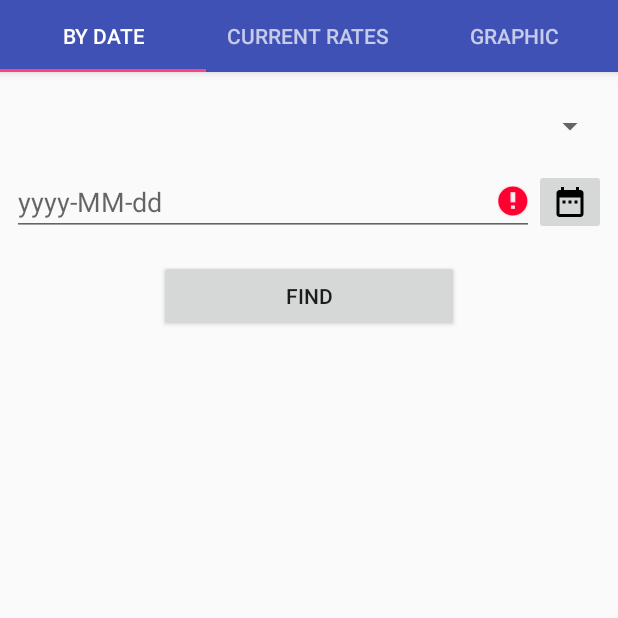
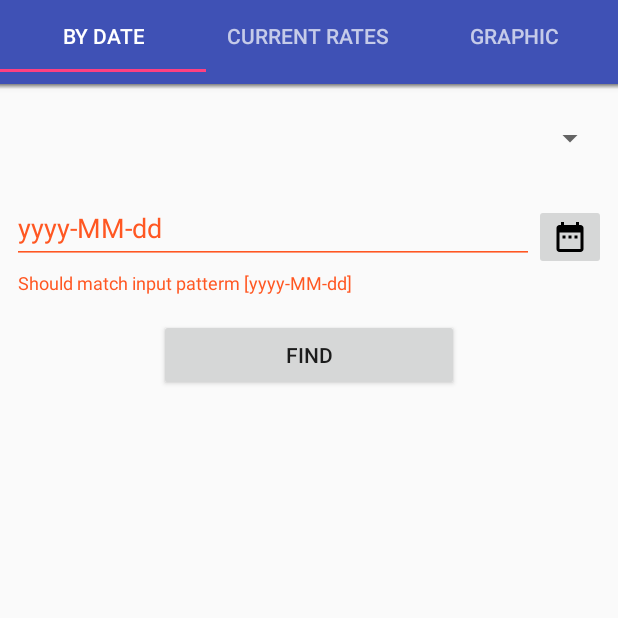
Before and after one commit to IamEgor/NBRB, an Android app: the MainActivity screen opened directly, with no data from a screen before it, after a tap on "FIND", on a phone screen of 412 x 824 dp, the top half of it. Run offline under Robolectric (Android 15) with nearby library versions, the phone set to English and light mode, and no system bars; libraries missing offline, so code that uses them is left out: com.github.mikephil.charting, com.wdullaer.materialdatetimepicker, org.ksoap2, org.ksoap2.serialization, org.ksoap2.transport; plain views replace AVLoadingIndicatorView; 15 statements that could not run were skipped.

Commit message:
Мелкие исправления

```diff
--- a/app/src/main/java/com/example/yegor/nbrb/activities/MainActivity.java
+++ b/app/src/main/java/com/example/yegor/nbrb/activities/MainActivity.java
@@ -19,7 +19,7 @@ public class MainActivity extends AppCompatActivity {
     @Override
     protected void onCreate(Bundle savedInstanceState) {
         super.onCreate(savedInstanceState);
-        setContentView(R.layout.activity_main2);
+        setContentView(R.layout.activity_main);
 
         //Toolbar toolbar = (Toolbar) findViewById(R.id.toolbar);
         //setSupportActionBar(toolbar);
--- a/app/src/main/java/com/example/yegor/nbrb/fragments/AbstractRatesFragment.java
+++ b/app/src/main/java/com/example/yegor/nbrb/fragments/AbstractRatesFragment.java
@@ -53,6 +53,8 @@ public abstract class AbstractRatesFragment<T> extends Fragment implements
 
     protected abstract void onFailure(Exception e);
 
+    protected abstract void setStatus(Status stutus);
+
     protected enum Status {
         LOADING, OK, FAILED
     }
--- a/app/src/main/java/com/example/yegor/nbrb/fragments/CurrentRatesFragment.java
+++ b/app/src/main/java/com/example/yegor/nbrb/fragments/CurrentRatesFragment.java
@@ -84,6 +84,7 @@ public class CurrentRatesFragment extends AbstractRatesFragment<List<DailyExRate
         adapter.setModels(new ArrayList<>(0));
     }
 
+    @Override
     protected void setStatus(Status status) {
 
         switch (status) {
--- a/app/src/main/java/com/example/yegor/nbrb/fragments/RateByDateFragment.java
+++ b/app/src/main/java/com/example/yegor/nbrb/fragments/RateByDateFragment.java
@@ -2,6 +2,7 @@ package com.example.yegor.nbrb.fragments;
 
 import android.os.Bundle;
 import android.support.annotation.Nullable;
+import android.support.design.widget.TextInputLayout;
 import android.support.v4.content.Loader;
 import android.support.v7.widget.AppCompatEditText;
 import android.support.v7.widget.AppCompatSpinner;
@@ -34,6 +35,7 @@ public class RateByDateFragment extends AbstractRatesFragment<DailyExRatesOnDate
 
     private AppCompatSpinner spinner;
     private AppCompatEditText editText;
+    private TextInputLayout inputLayout;
 
     private View cv, loadingView;
     private TextView errorMessage;
@@ -55,6 +57,8 @@ public class RateByDateFragment extends AbstractRatesFragment<DailyExRatesOnDate
 
         spinner = (AppCompatSpinner) rootView.findViewById(R.id.pick_currency);
         editText = (AppCompatEditText) rootView.findViewById(R.id.date);
+        inputLayout = (TextInputLayout) rootView.findViewById(R.id.inputLayout);
+
 
         cv = rootView.findViewById(R.id.cv);
         loadingView = rootView.findViewById(R.id.loading_view);
@@ -64,6 +68,7 @@ public class RateByDateFragment extends AbstractRatesFragment<DailyExRatesOnDate
         rate = (TextView) rootView.findViewById(R.id.rate);
 
         rootView.findViewById(R.id.pick_date).setOnClickListener((view) -> {
+                    inputLayout.setError(null);
                     Calendar now = Calendar.getInstance();
                     DatePickerDialog dpd = DatePickerDialog.newInstance(
                             RateByDateFragment.this,
@@ -78,7 +83,7 @@ public class RateByDateFragment extends AbstractRatesFragment<DailyExRatesOnDate
 
         rootView.findViewById(R.id.find).setOnClickListener(v -> {
             if (!editText.getText().toString().matches("\\d{4}-\\d{2}-\\d{2}"))
-                editText.setError(String.format("Should match input patterm [%s]",
+                inputLayout.setError(String.format("Should match input patterm [%s]",
                         getString(R.string.input_date_pattern)));
             else
                 restartLoader();
@@ -137,7 +142,8 @@ public class RateByDateFragment extends AbstractRatesFragment<DailyExRatesOnDate
         setStatus(Status.FAILED);
     }
 
-    private void setStatus(Status status) {
+    @Override
+    protected void setStatus(Status status) {
         switch (status) {
             case LOADING:
                 cv.setVisibility(View.GONE);
--- a/app/src/main/java/com/example/yegor/nbrb/fragments/RatesGraphicFragment.java
+++ b/app/src/main/java/com/example/yegor/nbrb/fragments/RatesGraphicFragment.java
@@ -76,12 +76,6 @@ public class RatesGraphicFragment extends AbstractRatesFragment<List<ExRatesDynM
         spinner = (AppCompatSpinner) rootView.findViewById(R.id.pick_currency);
         fullscreen = (AppCompatImageButton) rootView.findViewById(R.id.fullscreen);
 
-        (new InstallAdapter()).execute();
-
-        spinner.setOnItemSelectedListener(this);
-
-        rootView.findViewById(R.id.retry_btn).setOnClickListener((v -> restartLoader()));
-
         Calendar calendar = Calendar.getInstance();
         toDate.setTag(calendar.getTimeInMillis());
         toDate.setText(String.format(getString(R.string.from_date),
@@ -95,7 +89,10 @@ public class RatesGraphicFragment extends AbstractRatesFragment<List<ExRatesDynM
         toDate.setOnClickListener(this);
         fullscreen.setOnClickListener(this);
 
-        restartLoader();
+        (new InstallAdapter()).execute();
+
+        spinner.setOnItemSelectedListener(this);
+        rootView.findViewById(R.id.retry_btn).setOnClickListener((v -> restartLoader()));
 
         return rootView;
     }
@@ -165,6 +162,9 @@ public class RatesGraphicFragment extends AbstractRatesFragment<List<ExRatesDynM
 
         Bundle bundle = new Bundle();
 
+        Utils.log(spinner);
+        Utils.log(spinner.getSelectedItem());
+
         bundle.putString(ABBR, ((SpinnerModel) spinner.getSelectedItem()).getAbbr());
         bundle.putString(FROM_DATE, Utils.format((Long) fromDate.getTag()));
         bundle.putString(TO_DATE, Utils.format((Long) toDate.getTag()));
@@ -182,6 +182,27 @@ public class RatesGraphicFragment extends AbstractRatesFragment<List<ExRatesDynM
     protected void onFailure(Exception e) {
         errorMessage.setText(e.getMessage());
         setStatus(Status.FAILED);
+    }
+
+    @Override
+    protected void setStatus(Status status) {
+        switch (status) {
+            case LOADING:
+                //mChart.setVisibility(View.VISIBLE);
+                loadingView.setVisibility(View.VISIBLE);
+                //errorView.setVisibility(View.GONE);
+                break;
+            case OK:
+                mChart.setVisibility(View.VISIBLE);
+                loadingView.setVisibility(View.INVISIBLE);
+                errorView.setVisibility(View.GONE);
+                break;
+            case FAILED:
+                mChart.setVisibility(View.INVISIBLE);
+                loadingView.setVisibility(View.INVISIBLE);
+                errorView.setVisibility(View.VISIBLE);
+                break;
+        }
     }
 
     private void showDialog(View view) {
@@ -205,32 +226,13 @@ public class RatesGraphicFragment extends AbstractRatesFragment<List<ExRatesDynM
         pickerDialog.show(getActivity().getFragmentManager(), "Datepickerdialog");
     }
 
-    private void setStatus(Status status) {
-        switch (status) {
-            case LOADING:
-                //mChart.setVisibility(View.VISIBLE);
-                loadingView.setVisibility(View.VISIBLE);
-                //errorView.setVisibility(View.GONE);
-                break;
-            case OK:
-                mChart.setVisibility(View.VISIBLE);
-                loadingView.setVisibility(View.INVISIBLE);
-                errorView.setVisibility(View.GONE);
-                break;
-            case FAILED:
-                mChart.setVisibility(View.INVISIBLE);
-                loadingView.setVisibility(View.INVISIBLE);
-                errorView.setVisibility(View.VISIBLE);
-                break;
-        }
-    }
-
     private class InstallAdapter extends AdapterDataAsync {
 
         @Override
         protected void onPostExecute(SpinnerAdapter adapter) {
             spinner.setAdapter(adapter);
             spinner.setSelection(adapter.getPosition(new SpinnerModel("USD", "Доллар США", "")));
+            restartLoader();
         }
 
     }
--- /dev/null
+++ b/app/src/main/res/drawable/toolbar_dropshadow.xml
@@ -0,0 +1,10 @@
+<?xml version="1.0" encoding="utf-8"?>
+<shape xmlns:android="http://schemas.android.com/apk/res/android"
+    android:shape="rectangle">
+
+    <gradient
+        android:angle="90"
+        android:endColor="#88333333"
+        android:startColor="@android:color/transparent" />
+
+</shape>
--- a/app/src/main/res/layout/activity_main2.xml
+++ b/app/src/main/res/layout/activity_main.xml
@@ -11,19 +11,9 @@
     <android.support.design.widget.AppBarLayout
         android:id="@+id/appbar"
         android:layout_width="match_parent"
-        android:layout_height="wrap_content"
+        android:layout_height="?android:attr/actionBarSize"
         android:theme="@style/AppTheme.AppBarOverlay">
-        <!--
-        <android.support.v7.widget.Toolbar
-            android:id="@+id/toolbar"
-            android:layout_width="match_parent"
-            android:layout_height="?attr/actionBarSize"
-            android:background="?attr/colorPrimary"
-            app:layout_scrollFlags="scroll|enterAlways"
-            app:popupTheme="@style/AppTheme.PopupOverlay">
 
-        </android.support.v7.widget.Toolbar>
-        -->
         <android.support.design.widget.TabLayout
             android:id="@+id/tabs"
             android:layout_width="match_parent"
@@ -31,20 +21,16 @@
 
     </android.support.design.widget.AppBarLayout>
 
+    <View
+        android:layout_width="match_parent"
+        android:layout_height="@dimen/shadow_height"
+        android:layout_marginTop="?android:attr/actionBarSize"
+        android:background="@drawable/toolbar_dropshadow" />
+
     <android.support.v4.view.ViewPager
         android:id="@+id/container"
         android:layout_width="match_parent"
         android:layout_height="match_parent"
         app:layout_behavior="@string/appbar_scrolling_view_behavior" />
 
-    <!--
-    <android.support.design.widget.FloatingActionButton
-        android:id="@+id/fab"
-        android:layout_width="wrap_content"
-        android:layout_height="wrap_content"
-        android:layout_gravity="end|bottom"
-        android:layout_margin="@dimen/fab_margin"
-        android:src="@android:drawable/ic_dialog_email" />
-    -->
-
 </android.support.design.widget.CoordinatorLayout>
--- a/app/src/main/res/layout/fragment_rates_by_date.xml
+++ b/app/src/main/res/layout/fragment_rates_by_date.xml
@@ -17,14 +17,23 @@
         android:layout_height="wrap_content"
         android:layout_margin="8dp">
 
-        <android.support.v7.widget.AppCompatEditText
-            android:id="@+id/date"
+        <android.support.design.widget.TextInputLayout
+            android:id="@+id/inputLayout"
             android:layout_width="match_parent"
             android:layout_height="wrap_content"
-            android:layout_centerVertical="true"
             android:layout_toLeftOf="@+id/pick_date"
             android:layout_toStartOf="@+id/pick_date"
-            android:hint="@string/input_date_pattern" />
+            style="@style/ErrorStyle"
+            app:errorEnabled="true">
+
+            <EditText
+                android:id="@+id/date"
+                android:layout_width="match_parent"
+                android:layout_height="wrap_content"
+                android:layout_centerVertical="true"
+                android:hint="@string/input_date_pattern" />
+
+        </android.support.design.widget.TextInputLayout>
 
         <android.support.v7.widget.AppCompatImageButton
             android:id="@+id/pick_date"
--- a/app/src/main/res/layout/fragment_rates_graphic.xml
+++ b/app/src/main/res/layout/fragment_rates_graphic.xml
@@ -1,15 +1,12 @@
 <?xml version="1.0" encoding="utf-8"?>
-<RelativeLayout xmlns:android="http://schemas.android.com/apk/res/android"
-    xmlns:tools="http://schemas.android.com/tools"
+<FrameLayout xmlns:android="http://schemas.android.com/apk/res/android"
+    android:layout_width="match_parent"
+    android:layout_height="match_parent">
+
+    <RelativeLayout
         android:layout_width="match_parent"
         android:layout_height="match_parent"
-    android:layout_marginBottom="@dimen/activity_vertical_margin"
-    android:layout_marginEnd="@dimen/activity_vertical_margin"
-    android:layout_marginLeft="@dimen/activity_vertical_margin"
-    android:layout_marginRight="@dimen/activity_vertical_margin"
-    android:layout_marginStart="@dimen/activity_vertical_margin"
-    android:background="#FFF"
-    tools:context="com.example.yegor.nbrb.activities.MainActivity">
+        android:layout_marginTop="@dimen/shadow_height">
 
         <ProgressBar
             android:id="@+id/progress"
@@ -26,7 +23,7 @@
             android:layout_above="@+id/pick_currency"
             android:layout_below="@+id/progress" />
 
-    <include layout="@layout/item_error_view"/>
+        <include layout="@layout/item_error_view" />
 
         <android.support.v7.widget.AppCompatImageButton
             android:id="@+id/fullscreen"
@@ -35,17 +32,17 @@
             android:layout_alignParentEnd="true"
             android:layout_alignParentRight="true"
             android:layout_below="@+id/progress"
-        android:visibility="invisible"
             android:layout_margin="2dp"
             android:background="@null"
             android:src="@drawable/ic_fullscreen_black_24dp"
-        android:tint="@color/colorAccent" />
+            android:tint="@color/colorAccent"
+            android:visibility="invisible" />
 
         <android.support.v7.widget.AppCompatSpinner
             android:id="@+id/pick_currency"
-        android:layout_above="@+id/buttons"
             android:layout_width="match_parent"
             android:layout_height="wrap_content"
+            android:layout_above="@+id/buttons"
             android:layout_margin="8dp" />
 
         <LinearLayout
@@ -73,3 +70,5 @@
         </LinearLayout>
 
     </RelativeLayout>
+
+</FrameLayout>
--- a/app/src/main/res/values/dimens.xml
+++ b/app/src/main/res/values/dimens.xml
@@ -4,4 +4,5 @@
     <dimen name="activity_vertical_margin">2dp</dimen>
     <dimen name="fab_margin">16dp</dimen>
     <dimen name="appbar_padding_top">8dp</dimen>
+    <dimen name="shadow_height">3dp</dimen>
 </resources>
--- a/app/src/main/res/values/styles.xml
+++ b/app/src/main/res/values/styles.xml
@@ -17,4 +17,10 @@
 
     <style name="AppTheme.PopupOverlay" parent="ThemeOverlay.AppCompat.Light" />
 
+    <!--Error label text style-->
+    <style name="ErrorStyle" parent="TextAppearance.AppCompat.Small">
+        <item name="android:textColor">@color/colorAccent</item>
+    </style>
+
+
 </resources>
```
Lines whose indentation alone changed are shown as unchanged.
